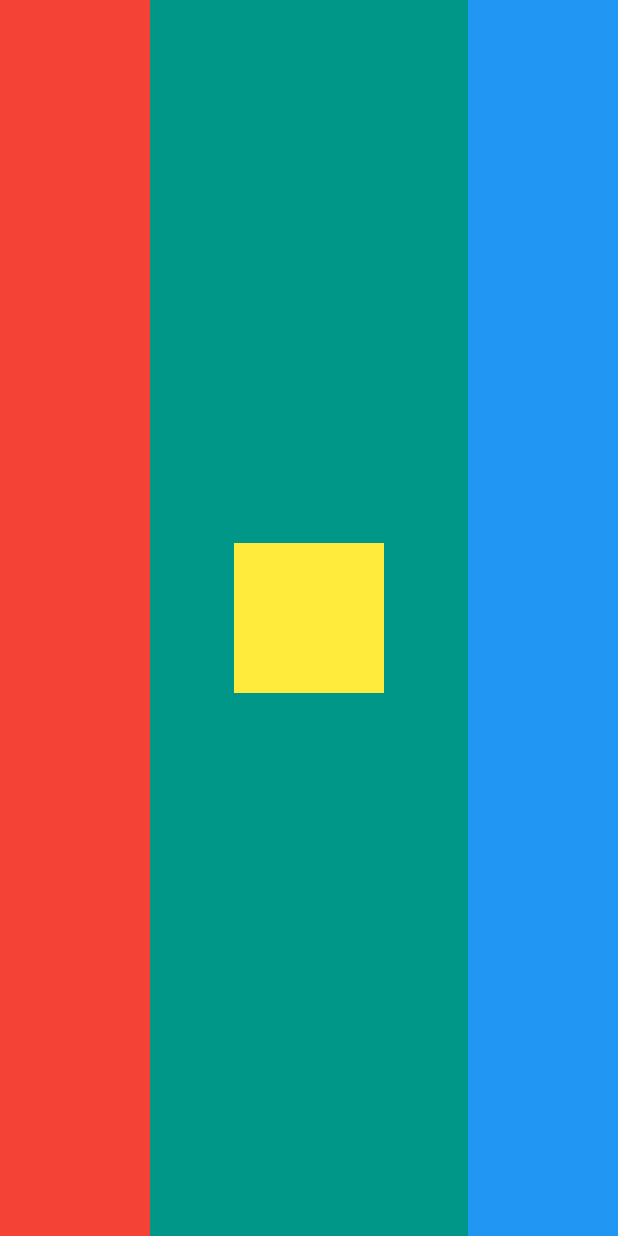
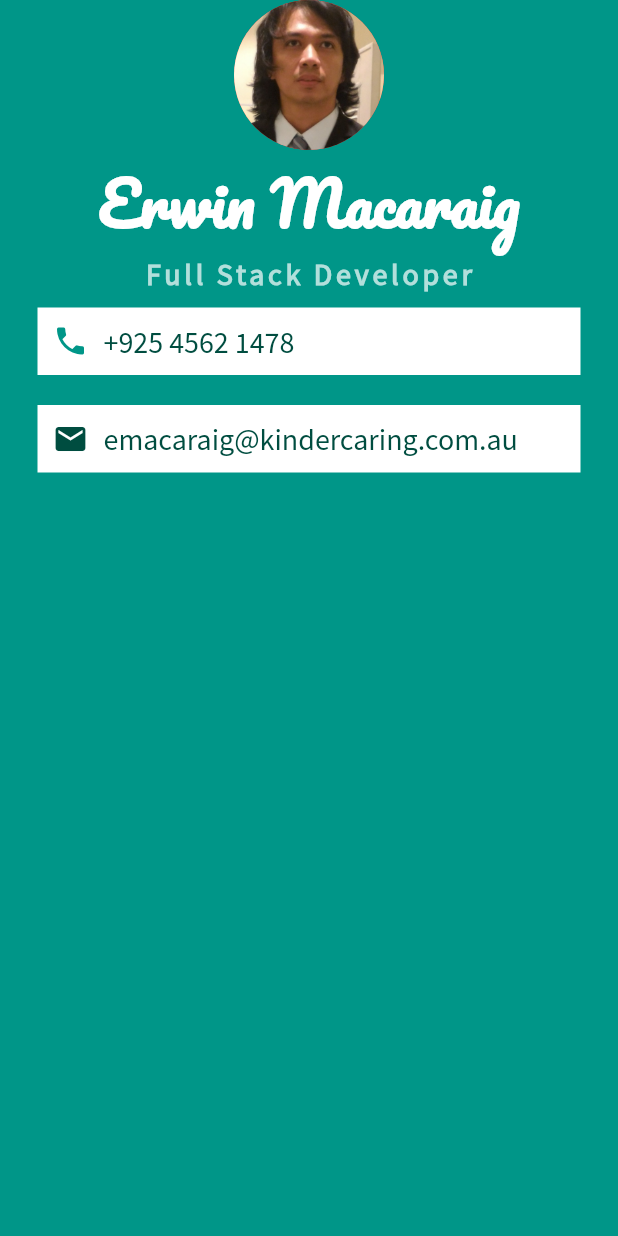
Before and after one commit to erwinmacaraig/learning-flutter-two, a Flutter app: the screen it shows after launch, on a phone screen of 412 x 824 dp. Run offline on Flutter 3.47's test engine with Material 2 defaults, Android fonts, the phone set to English and light mode, and no system bars.

Commit message:
Adding Material Icons with the Icon Widget

```diff
--- a/lib/main.dart
+++ b/lib/main.dart
@@ -13,22 +13,77 @@ class MyApp extends StatelessWidget {
       home: Scaffold(
         backgroundColor: Colors.teal,
         body: SafeArea(
-          child: Row(
-            mainAxisAlignment: MainAxisAlignment.spaceBetween,
-            crossAxisAlignment: CrossAxisAlignment.center,
+          child: Column(
             children: [
-              Container(
-                color: Colors.red,
-                width: 100.0,
+              const CircleAvatar(
+                radius: 50.0,
+                backgroundColor: Colors.red,
+                backgroundImage: AssetImage('images/id.jpg'),
+              ),
+              const Text(
+                'Erwin Macaraig',
+                style: TextStyle(
+                    fontFamily: 'Pacifico',
+                    fontSize: 40.0,
+                    color: Colors.white,
+                    fontWeight: FontWeight.bold),
+              ),
+              Text(
+                'Full Stack Developer',
+                style: TextStyle(
+                    fontFamily: 'SourceSansPro',
+                    fontSize: 20.0,
+                    fontWeight: FontWeight.bold,
+                    color: Colors.teal.shade100,
+                    letterSpacing: 2.5),
               ),
               Container(
-                color: Colors.yellow,
-                height: 100.0,
-                width: 100.0,
+                color: Colors.white,
+                margin: const EdgeInsets.symmetric(
+                    vertical: 10.0, horizontal: 25.0),
+                padding: EdgeInsets.all(10.0),
+                child: Row(
+                  children: [
+                    const Icon(
+                      Icons.phone,
+                      color: Colors.teal,
+                    ),
+                    const SizedBox(
+                      width: 10.0,
+                    ),
+                    Text(
+                      '+925 4562 1478',
+                      style: TextStyle(
+                          fontSize: 20.0,
+                          color: Colors.teal.shade900,
+                          fontFamily: 'SourceSansPro'),
+                    ),
+                  ],
+                ),
               ),
               Container(
-                color: Colors.blue,
-                width: 100.0,
+                color: Colors.white,
+                margin: const EdgeInsets.symmetric(
+                    vertical: 10.0, horizontal: 25.0),
+                padding: EdgeInsets.all(10.0),
+                child: Row(
+                  children: [
+                    Icon(
+                      Icons.email,
+                      color: Colors.teal.shade900,
+                    ),
+                    const SizedBox(
+                      width: 10.0,
+                    ),
+                    Text(
+                      'emacaraig@kindercaring.com.au',
+                      style: TextStyle(
+                          fontSize: 20.0,
+                          color: Colors.teal.shade900,
+                          fontFamily: 'SourceSansPro'),
+                    ),
+                  ],
+                ),
               ),
             ],
           ),
```
Also changed, not shown: pubspec.yaml (+9 -0 lines), fonts/Pacifico-Regular.ttf (added), fonts/SourceSansPro-Black.ttf (added), fonts/SourceSansPro-BlackItalic.ttf (added), fonts/SourceSansPro-Bold.ttf (added), fonts/SourceSansPro-BoldItalic.ttf (added), fonts/SourceSansPro-ExtraLight.ttf (added), fonts/SourceSansPro-ExtraLightItalic.ttf (added), fonts/SourceSansPro-Italic.ttf (added), fonts/SourceSansPro-Light.ttf (added), fonts/SourceSansPro-LightItalic.ttf (added), fonts/SourceSansPro-Regular.ttf (added), fonts/SourceSansPro-SemiBold.ttf (added), fonts/SourceSansPro-SemiBoldItalic.ttf (added), 1 more files.
